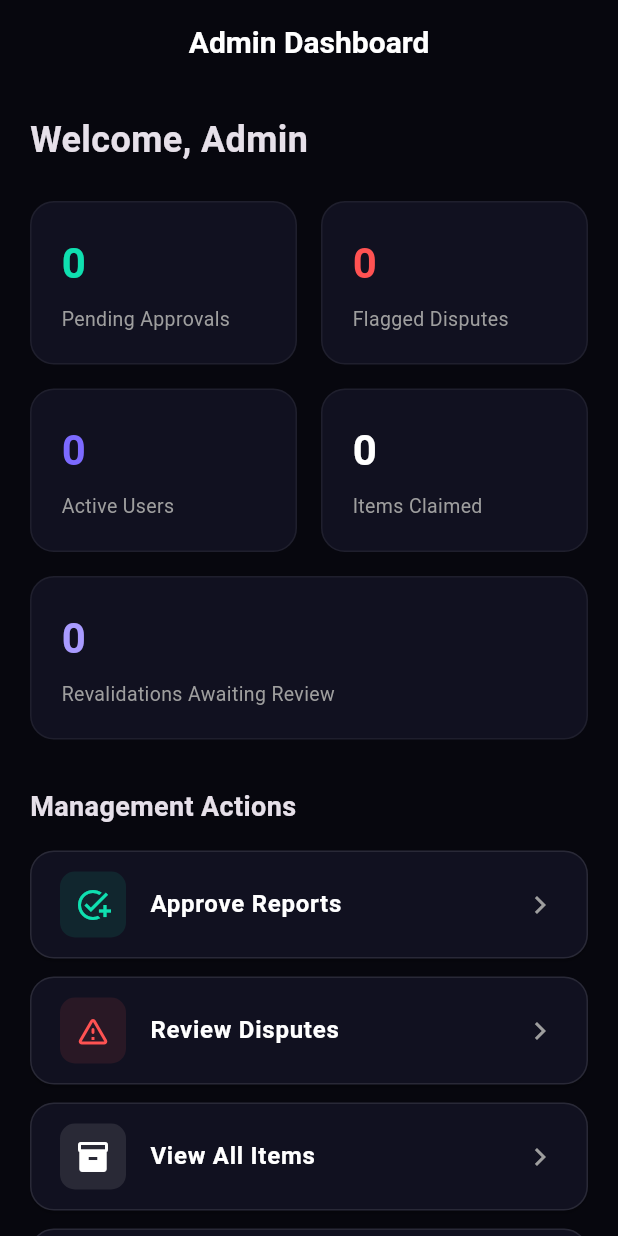
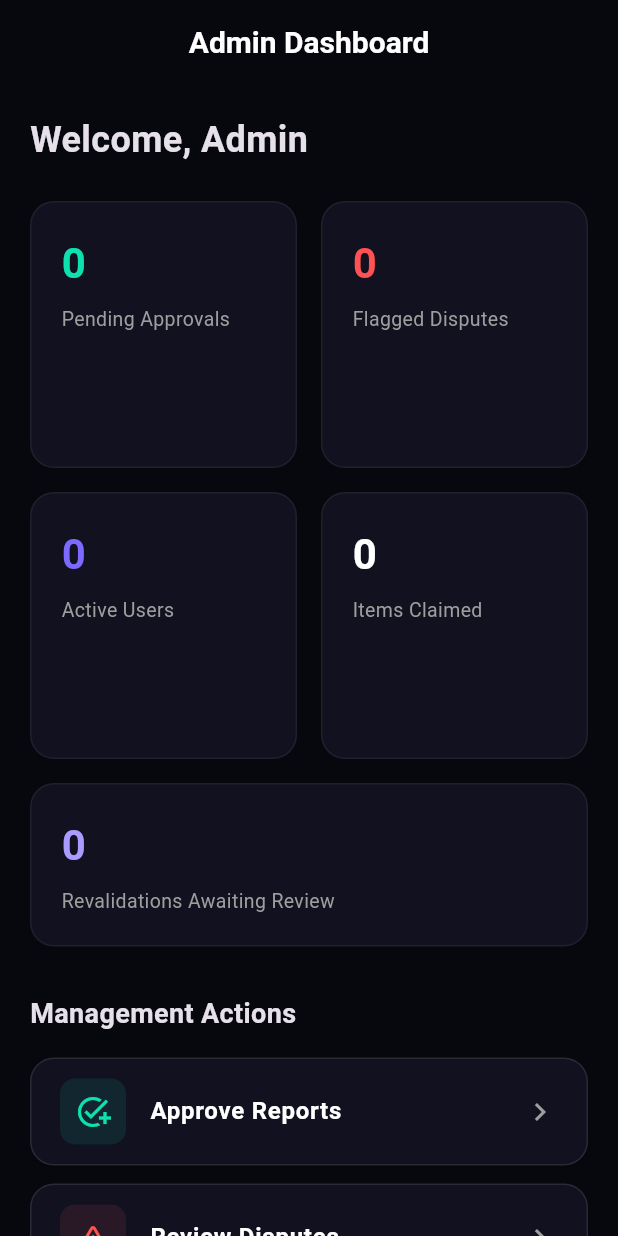
Before and after one commit to danieltelen/commuNEUcate, a Flutter app: the AdminDashboardScreen screen opened directly, on a phone screen of 412 x 824 dp. Run offline on Flutter 3.47's test engine with Material 3 defaults, Android fonts, the phone set to English and light mode, and no system bars; our stand-ins replace connectivity_plus, image_picker, permission_handler, qr_flutter, shared_preferences, supabase_flutter; missing offline and left inert: mobile_scanner; accounts and stored records are empty; network calls fail; project files that could hold a hidden picture were left out.

Commit message:
Fix admin approvals image layout, grid dashboard

```diff
--- a/lib/screens/admin_dashboard_screen.dart
+++ b/lib/screens/admin_dashboard_screen.dart
@@ -78,19 +78,17 @@ appBar: AppBar(title: const Text('Admin Dashboard'), automaticallyImplyLeading:
         children: [
           const Text('Welcome, Admin', style: TextStyle(fontSize: 24, fontWeight: FontWeight.bold)),
           const SizedBox(height: 24),
-          Row(
+          GridView.count(
+            crossAxisCount: 2,
+            shrinkWrap: true,
+            physics: const NeverScrollableScrollPhysics(),
+            crossAxisSpacing: 16,
+            mainAxisSpacing: 16,
             children: [
-              Expanded(child: _buildAdminStatCard('Pending Approvals', '$_pendingCount', const Color(0xFF0FE0B0))),
-              const SizedBox(width: 16),
-              Expanded(child: _buildAdminStatCard('Flagged Disputes', '$_disputesCount', Colors.redAccent)),
-            ],
-          ),
-          const SizedBox(height: 16),
-          Row(
-            children: [
-              Expanded(child: _buildAdminStatCard('Active Users', '$_activeUsers', const Color(0xFF7C6AFF))),
-              const SizedBox(width: 16),
-              Expanded(child: _buildAdminStatCard('Items Claimed', '$_itemsClaimed', Colors.white)),
+              _buildAdminStatCard('Pending Approvals', '$_pendingCount', const Color(0xFF0FE0B0)),
+              _buildAdminStatCard('Flagged Disputes', '$_disputesCount', Colors.redAccent),
+              _buildAdminStatCard('Active Users', '$_activeUsers', const Color(0xFF7C6AFF)),
+              _buildAdminStatCard('Items Claimed', '$_itemsClaimed', Colors.white),
             ],
           ),
           const SizedBox(height: 16),
```
